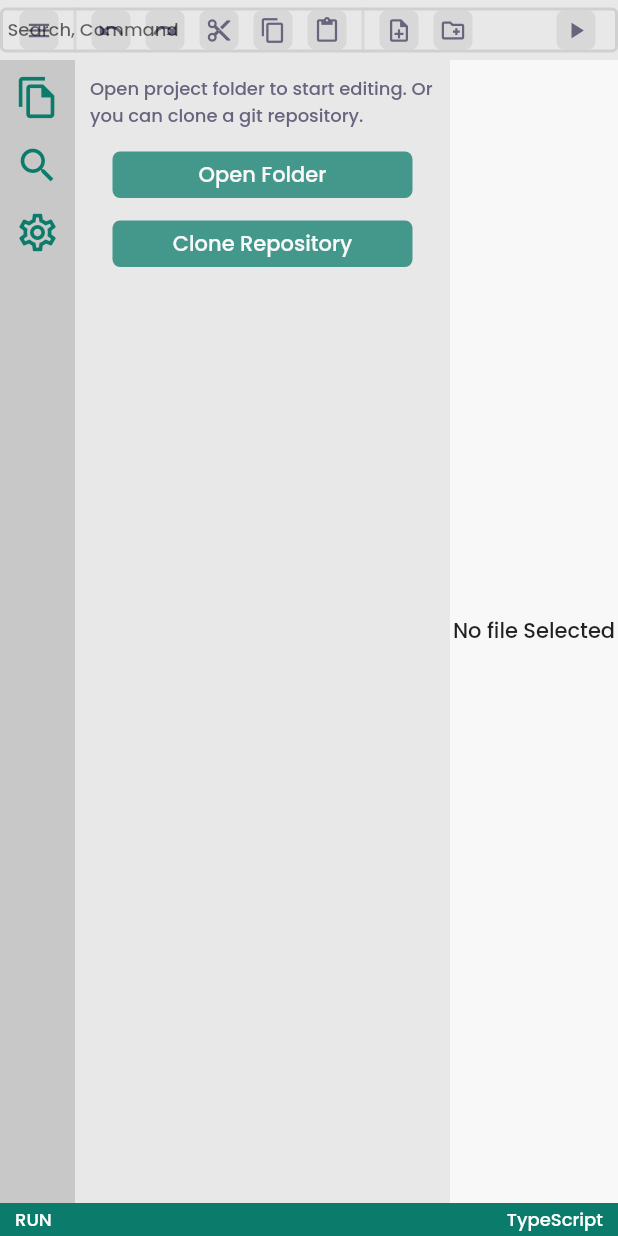
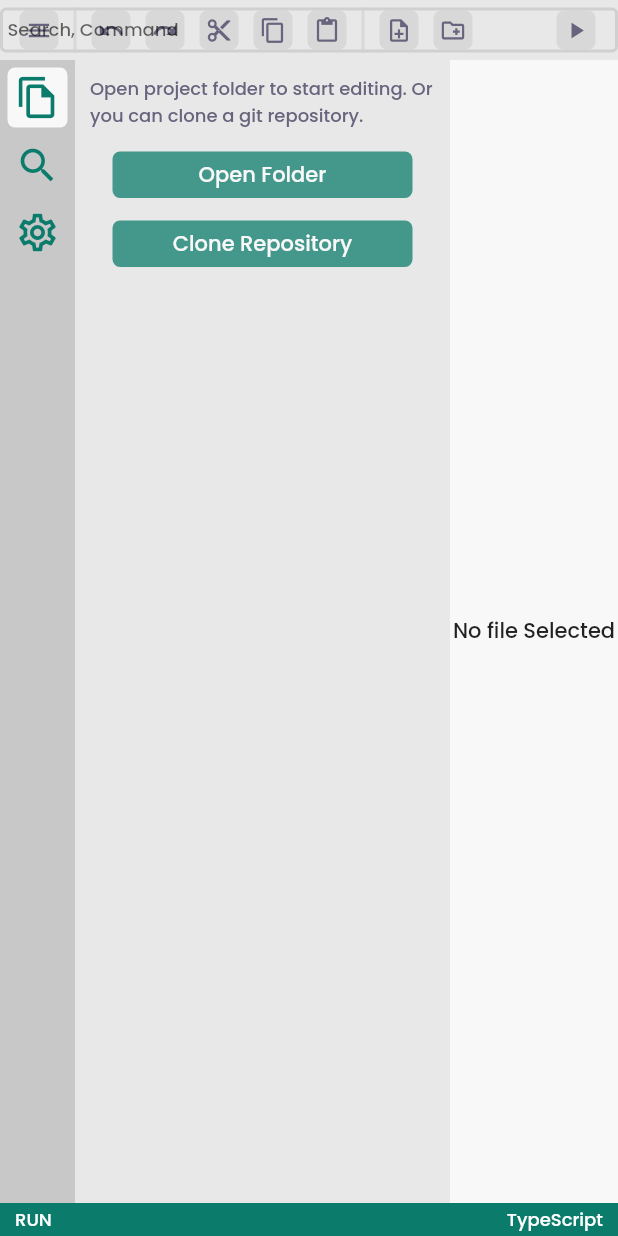
Before and after one commit to xdynamite-editor/xdynamite, a Flutter app: the screen it shows after launch, on a phone screen of 412 x 824 dp. Run offline on Flutter 3.47's test engine with Material 2 defaults, Android fonts, the phone set to English and light mode, and no system bars; our stand-ins replace bloc, file_picker, flutter_bloc, freezed_annotation; missing offline and left inert: file_selector, fluent_ui.

Commit message:
feat : add side panel menu selection

```diff
--- a/lib/main.dart
+++ b/lib/main.dart
@@ -4,6 +4,7 @@ import 'package:flutter_bloc/flutter_bloc.dart';
 
 import 'package:text_editor/app/constants/colors.dart';
 import 'package:text_editor/domain/files/files_bloc.dart';
+import 'package:text_editor/domain/side_panel/side_panel_bloc.dart';
 import 'package:text_editor/ui/layouts/primary_layout.dart';
 
 void main() {
@@ -15,8 +16,11 @@ class MyApp extends StatelessWidget {
 
   @override
   Widget build(BuildContext context) {
-    return BlocProvider(
-      create: (context) => FilesBloc(),
+    return MultiBlocProvider(
+      providers: [
+        BlocProvider(create: (context) => FilesBloc()),
+        BlocProvider(create: (context) => SidePanelBloc())
+      ],
       child: Material.MaterialApp(
         title: 'Z-CODE',
         theme: Material.ThemeData(
--- a/lib/ui/side_panel/widgets/side_panel_menu.dart
+++ b/lib/ui/side_panel/widgets/side_panel_menu.dart
@@ -14,11 +14,14 @@ class SidePanelMenu extends StatelessWidget {
       color: lightColor6,
       child: Column(
         children: [
-          SidePanelMenuItem(icon: Icons.file_copy_outlined),
+          SidePanelMenuItem(
+            icon: Icons.file_copy_outlined,
+            id: 1,
+          ),
           SpacerY(5),
-          SidePanelMenuItem(icon: Icons.search_outlined),
+          SidePanelMenuItem(icon: Icons.search_outlined, id: 2),
           SpacerY(5),
-          SidePanelMenuItem(icon: Icons.settings_outlined),
+          SidePanelMenuItem(icon: Icons.settings_outlined, id: 3),
         ],
       ),
     );
--- a/lib/ui/side_panel/widgets/side_panel_menu_item.dart
+++ b/lib/ui/side_panel/widgets/side_panel_menu_item.dart
@@ -1,16 +1,31 @@
 import 'package:flutter/material.dart';
 import 'package:flutter/widgets.dart';
+import 'package:flutter_bloc/flutter_bloc.dart';
+import 'package:provider/provider.dart';
 import 'package:text_editor/app/constants/colors.dart';
+import 'package:text_editor/domain/side_panel/side_panel_bloc.dart';
 import 'package:text_editor/ui/widgets/custom_icon_button.dart';
 
 class SidePanelMenuItem extends StatelessWidget {
+  int id;
   IconData icon;
-  SidePanelMenuItem({Key? key, required this.icon}) : super(key: key);
+  SidePanelMenuItem({Key? key, required this.icon, required this.id})
+      : super(key: key);
+
+  void Function() _onTap(BuildContext ctx) {
+    return () {
+      ctx.read<SidePanelBloc>().add(Select(id));
+    };
+  }
 
   @override
   Widget build(BuildContext context) {
+    return BlocBuilder<SidePanelBloc, SidePanelState>(
+        builder: (context, state) {
       return CustomIconButton(
         icon: icon,
+        onTap: _onTap(context),
+        isActive: state.position == id,
         iconColor: primaryAccentColor,
         bgColor: lightColor6,
         hoverColor: lightColor1,
@@ -18,5 +33,6 @@ class SidePanelMenuItem extends StatelessWidget {
         padding: 5,
         borderRadius: 5,
       );
+    });
   }
 }
--- a/lib/ui/widgets/custom_icon_button.dart
+++ b/lib/ui/widgets/custom_icon_button.dart
@@ -1,9 +1,11 @@
 import 'package:flutter/material.dart';
-import 'package:flutter/widgets.dart';
+
 import 'package:text_editor/app/constants/colors.dart';
 
 class CustomIconButton extends StatefulWidget {
   IconData icon;
+  void Function()? onTap;
+  bool isActive;
   Color iconColor;
   Color bgColor;
   Color hoverColor;
@@ -14,6 +16,8 @@ class CustomIconButton extends StatefulWidget {
   CustomIconButton(
       {Key? key,
       required this.icon,
+      this.onTap,
+      this.isActive = false,
       this.iconColor = fontClr1,
       this.bgColor = clr1,
       this.hoverColor = clr2,
@@ -44,16 +48,20 @@ class _CustomIconButtonState extends State<CustomIconButton> {
         });
       },
       child: InkWell(
-          onTap: () {},
+          onTap: widget.onTap,
           child: AnimatedContainer(
               decoration: BoxDecoration(
-                  color: isHovered ? widget.hoverColor : widget.bgColor,
+                  color: isHovered || widget.isActive
+                      ? widget.hoverColor
+                      : widget.bgColor,
                   borderRadius:
                       BorderRadius.all(Radius.circular(widget.borderRadius)),
                   border: widget.enableBorder
                       ? Border.all(
                           width: 2,
-                          color: isHovered ? lightColor6 : lightColor4)
+                          color: isHovered || widget.isActive
+                              ? lightColor6
+                              : lightColor4)
                       : null),
               duration: const Duration(milliseconds: 300),
               curve: Curves.fastOutSlowIn,
```
Lines whose indentation alone changed are shown as unchanged.
